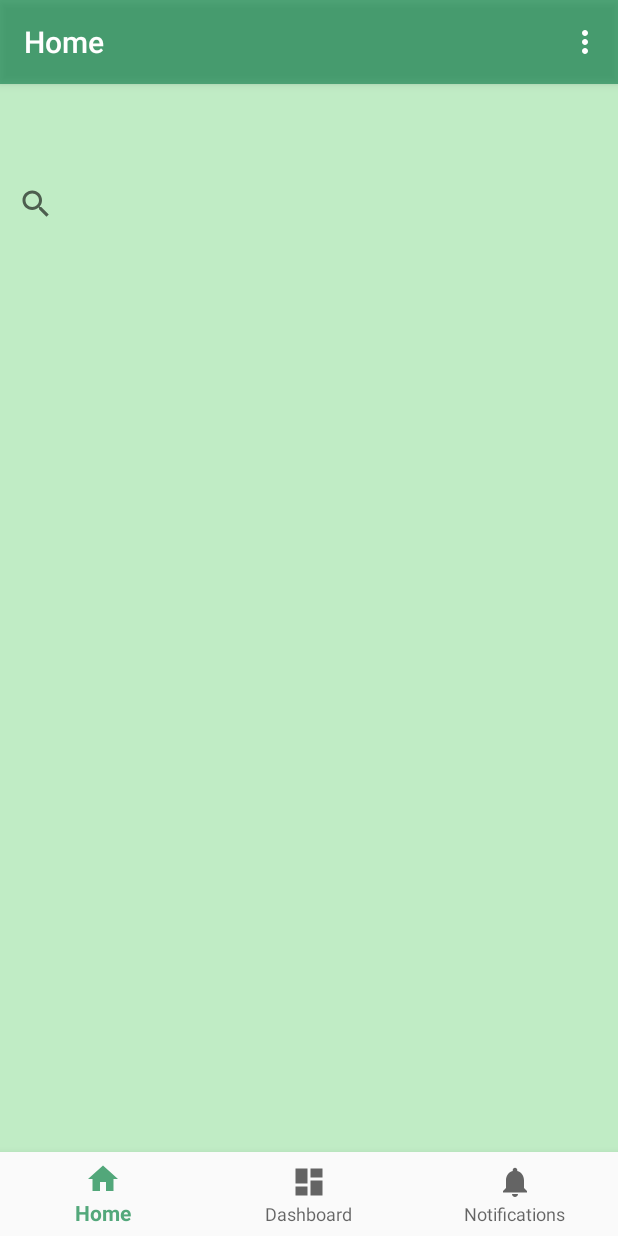
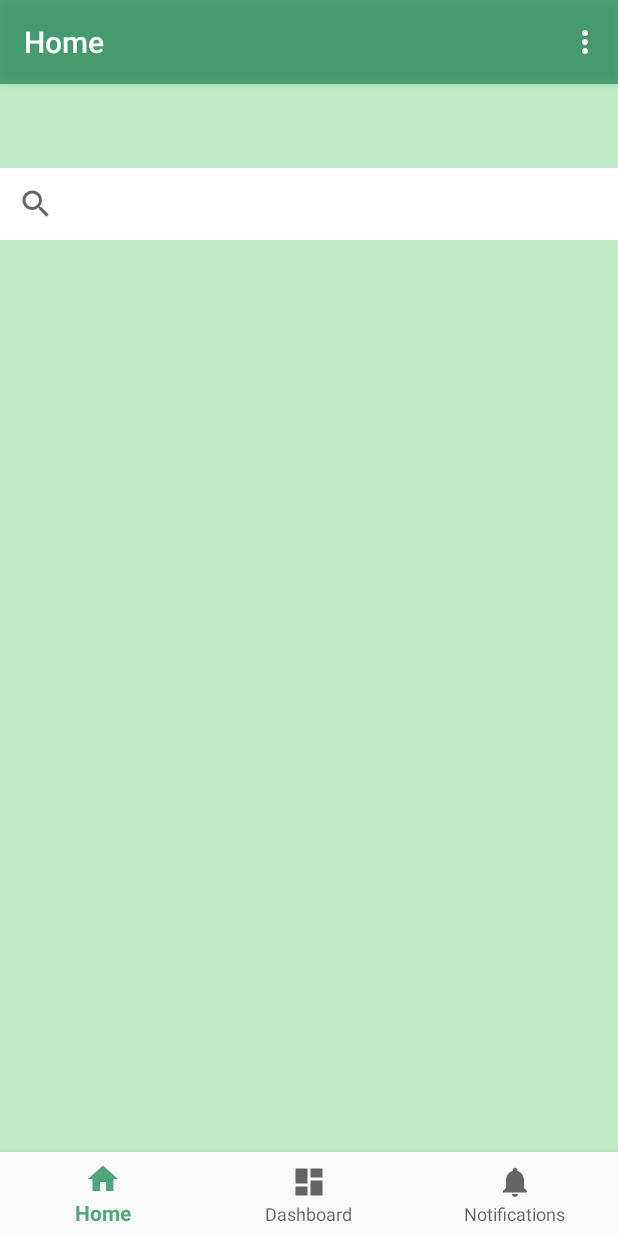
Before and after one commit to agent23/Library, an Android app: the HomeFragment screen opened directly, with no data from a screen before it, on a phone screen of 412 x 824 dp. Run offline under Robolectric (Android 15) with nearby library versions, the phone set to English and light mode, and no system bars; our stand-ins replace navigation-ui.

Commit message:
added a search bar color

```diff
--- a/app/src/main/res/layout-v22/fragment_home.xml
+++ b/app/src/main/res/layout-v22/fragment_home.xml
@@ -9,7 +9,8 @@
     <SearchView
         android:id="@+id/sv_home"
         android:layout_width="match_parent"
-        android:layout_height="wrap_content" />
+        android:layout_height="wrap_content"
+        android:background="#FFFFFF"/>
 
     <LinearLayout
         android:layout_width="match_parent"
```
